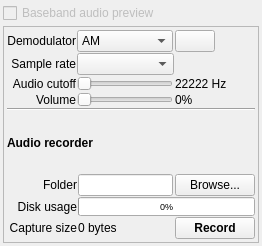
Old version of the form ui/AudioPanel.ui in the repository BatchDrake/SigDigger.
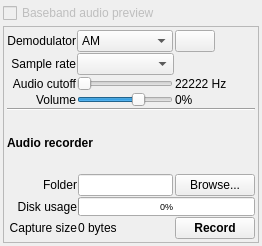
New version of the form. Icons and pictures are not drawn.

What changed in the file:
```diff
--- a/ui/AudioPanel.ui
+++ b/ui/AudioPanel.ui
@@ -181,8 +181,11 @@
       </item>
       <item row="3" column="1" colspan="2">
        <widget class="QSlider" name="volumeSlider">
+        <property name="minimum">
+         <number>-60</number>
+        </property>
         <property name="maximum">
-         <number>100</number>
+         <number>30</number>
         </property>
         <property name="orientation">
          <enum>Qt::Horizontal</enum>
```
Left out of the diff: 2 changed lines with no effect on the pictures.
